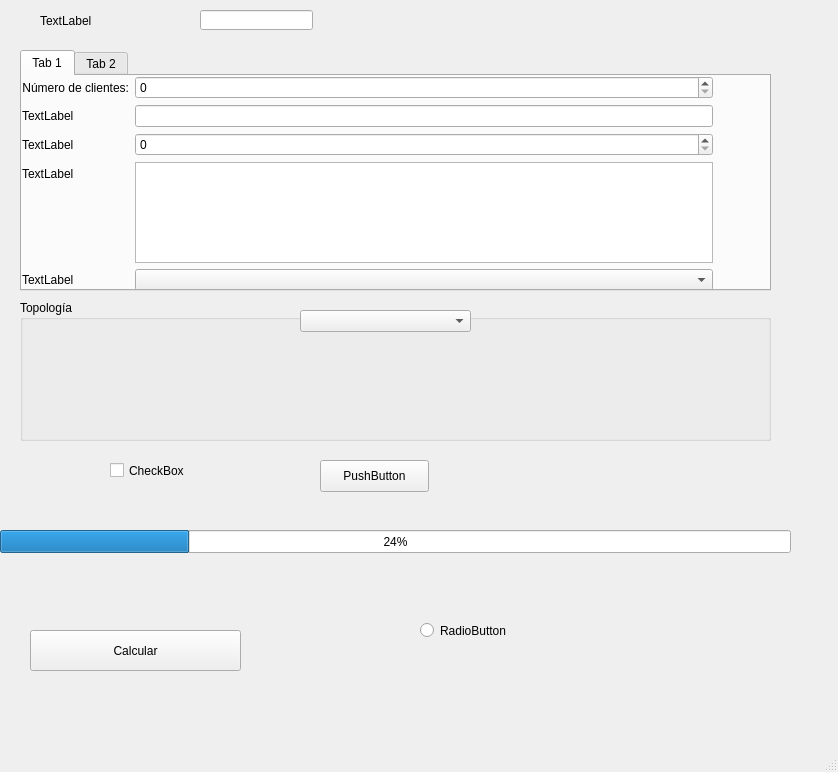
This is ventana_iu.ui in joseluistejero/voipNetworkQoS as Qt 5 draws it before an edit. The edited form follows.
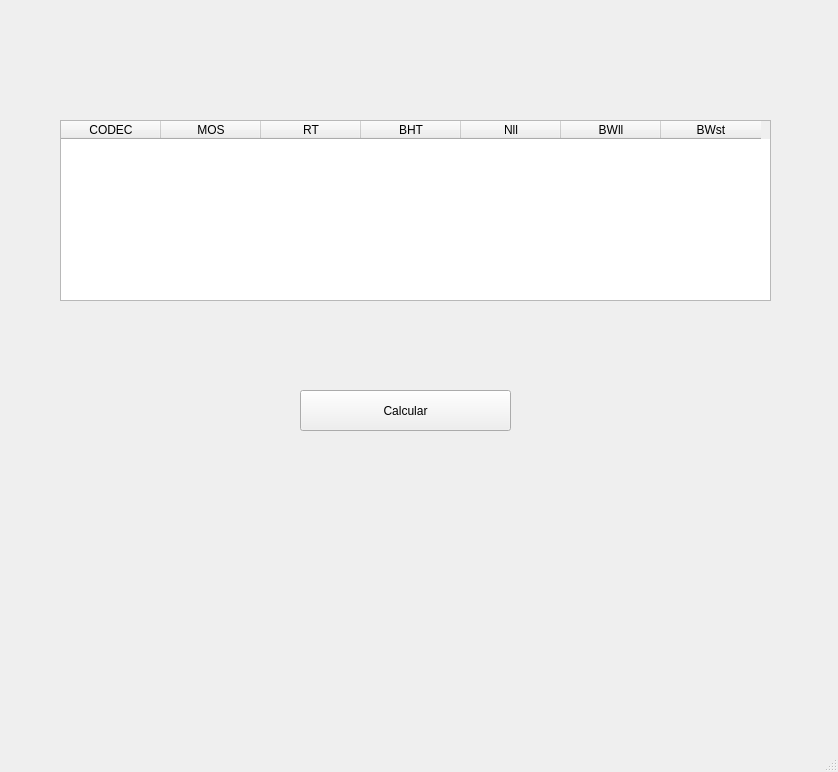
This is the edited form.

```diff
--- a/ventana_iu.ui
+++ b/ventana_iu.ui
@@ -14,182 +14,11 @@
    <string>MainWindow</string>
   </property>
   <widget class="QWidget" name="centralwidget">
-   <widget class="QProgressBar" name="progressBar">
-    <property name="enabled">
-     <bool>true</bool>
-    </property>
-    <property name="geometry">
-     <rect>
-      <x>0</x>
-      <y>530</y>
-      <width>791</width>
-      <height>23</height>
-     </rect>
-    </property>
-    <property name="value">
-     <number>24</number>
-    </property>
-   </widget>
-   <widget class="QGroupBox" name="gbTopologia">
-    <property name="enabled">
-     <bool>true</bool>
-    </property>
-    <property name="geometry">
-     <rect>
-      <x>20</x>
-      <y>300</y>
-      <width>751</width>
-      <height>141</height>
-     </rect>
-    </property>
-    <property name="title">
-     <string>Topología</string>
-    </property>
-    <widget class="QComboBox" name="iCodecs">
-     <property name="enabled">
-      <bool>true</bool>
-     </property>
-     <property name="geometry">
-      <rect>
-       <x>280</x>
-       <y>10</y>
-       <width>171</width>
-       <height>22</height>
-      </rect>
-     </property>
-    </widget>
-   </widget>
-   <widget class="QTabWidget" name="tabWidget">
-    <property name="enabled">
-     <bool>true</bool>
-    </property>
-    <property name="geometry">
-     <rect>
-      <x>20</x>
-      <y>50</y>
-      <width>751</width>
-      <height>241</height>
-     </rect>
-    </property>
-    <widget class="QWidget" name="tab">
-     <attribute name="title">
-      <string>Tab 1</string>
-     </attribute>
-     <widget class="QWidget" name="formLayoutWidget">
-      <property name="enabled">
-       <bool>true</bool>
-      </property>
-      <property name="geometry">
-       <rect>
-        <x>0</x>
-        <y>0</y>
-        <width>691</width>
-        <height>215</height>
-       </rect>
-      </property>
-      <layout class="QFormLayout" name="formLayout">
-       <item row="1" column="0">
-        <widget class="QLabel" name="lNC">
-         <property name="enabled">
-          <bool>true</bool>
-         </property>
-         <property name="text">
-          <string>Número de clientes:</string>
-         </property>
-         <property name="alignment">
-          <set>Qt::AlignRight|Qt::AlignTrailing|Qt::AlignVCenter</set>
-         </property>
-        </widget>
-       </item>
-       <item row="1" column="1">
-        <widget class="QSpinBox" name="iNC">
-         <property name="enabled">
-          <bool>true</bool>
-         </property>
-        </widget>
-       </item>
-       <item row="2" column="0">
-        <widget class="QLabel" name="label">
-         <property name="enabled">
-          <bool>true</bool>
-         </property>
-         <property name="text">
-          <string>TextLabel</string>
-         </property>
-        </widget>
-       </item>
-       <item row="2" column="1">
-        <widget class="QLineEdit" name="lineEdit">
-         <property name="enabled">
-          <bool>true</bool>
-         </property>
-        </widget>
-       </item>
-       <item row="3" column="0">
-        <widget class="QLabel" name="label_2">
-         <property name="enabled">
-          <bool>true</bool>
-         </property>
-         <property name="text">
-          <string>TextLabel</string>
-         </property>
-        </widget>
-       </item>
-       <item row="4" column="0">
-        <widget class="QLabel" name="label_3">
-         <property name="enabled">
-          <bool>true</bool>
-         </property>
-         <property name="text">
-          <string>TextLabel</string>
-         </property>
-        </widget>
-       </item>
-       <item row="5" column="0">
-        <widget class="QLabel" name="label_4">
-         <property name="enabled">
-          <bool>true</bool>
-         </property>
-         <property name="text">
-          <string>TextLabel</string>
-         </property>
-        </widget>
-       </item>
-       <item row="3" column="1">
-        <widget class="QSpinBox" name="spinBox">
-         <property name="enabled">
-          <bool>true</bool>
-         </property>
-        </widget>
-       </item>
-       <item row="4" column="1">
-        <widget class="QTextEdit" name="textEdit">
-         <property name="enabled">
-          <bool>true</bool>
-         </property>
-        </widget>
-       </item>
-       <item row="5" column="1">
-        <widget class="QComboBox" name="comboBox">
-         <property name="enabled">
-          <bool>true</bool>
-         </property>
-        </widget>
-       </item>
-      </layout>
-     </widget>
-    </widget>
-    <widget class="QWidget" name="tab_2">
-     <attribute name="title">
-      <string>Tab 2</string>
-     </attribute>
-    </widget>
-   </widget>
    <widget class="QPushButton" name="pbCalcular">
     <property name="geometry">
      <rect>
-      <x>30</x>
-      <y>630</y>
+      <x>300</x>
+      <y>390</y>
       <width>211</width>
       <height>41</height>
      </rect>
@@ -198,79 +27,80 @@
      <string>Calcular</string>
     </property>
    </widget>
-   <widget class="QRadioButton" name="radioButton">
+   <widget class="QTableWidget" name="tableWidget">
     <property name="geometry">
      <rect>
-      <x>420</x>
-      <y>620</y>
-      <width>111</width>
-      <height>21</height>
+      <x>60</x>
+      <y>120</y>
+      <width>711</width>
+      <height>181</height>
      </rect>
     </property>
-    <property name="text">
-     <string>RadioButton</string>
+    <property name="sizePolicy">
+     <sizepolicy hsizetype="Preferred" vsizetype="Preferred">
+      <horstretch>0</horstretch>
+      <verstretch>0</verstretch>
+     </sizepolicy>
     </property>
-   </widget>
-   <widget class="QCheckBox" name="checkBox">
-    <property name="enabled">
-     <bool>true</bool>
+    <property name="mouseTracking">
+     <bool>false</bool>
     </property>
-    <property name="geometry">
-     <rect>
-      <x>110</x>
-      <y>460</y>
-      <width>181</width>
-      <height>21</height>
-     </rect>
+    <property name="tabletTracking">
+     <bool>false</bool>
     </property>
-    <property name="text">
-     <string>CheckBox</string>
-    </property>
-   </widget>
-   <widget class="QLabel" name="lPruebas">
-    <property name="enabled">
+    <property name="autoFillBackground">
      <bool>true</bool>
     </property>
-    <property name="geometry">
-     <rect>
-      <x>40</x>
-      <y>10</y>
-      <width>101</width>
-      <height>21</height>
-     </rect>
+    <property name="rowCount">
+     <number>0</number>
     </property>
-    <property name="text">
-     <string>TextLabel</string>
-    </property>
-   </widget>
-   <widget class="QLineEdit" name="iPruebas">
-    <property name="enabled">
-     <bool>true</bool>
-    </property>
-    <property name="geometry">
-     <rect>
-      <x>200</x>
-      <y>10</y>
-      <width>113</width>
-      <height>20</height>
-     </rect>
-    </property>
-   </widget>
-   <widget class="QPushButton" name="pushButton">
-    <property name="enabled">
-     <bool>true</bool>
-    </property>
-    <property name="geometry">
-     <rect>
-      <x>320</x>
-      <y>460</y>
-      <width>109</width>
-      <height>32</height>
-     </rect>
-    </property>
-    <property name="text">
-     <string>PushButton</string>
-    </property>
+    <attribute name="horizontalHeaderCascadingSectionResizes">
+     <bool>false</bool>
+    </attribute>
+    <attribute name="horizontalHeaderDefaultSectionSize">
+     <number>100</number>
+    </attribute>
+    <attribute name="verticalHeaderMinimumSectionSize">
+     <number>11</number>
+    </attribute>
+    <attribute name="verticalHeaderDefaultSectionSize">
+     <number>30</number>
+    </attribute>
+    <column>
+     <property name="text">
+      <string>CODEC</string>
+     </property>
+    </column>
+    <column>
+     <property name="text">
+      <string>MOS</string>
+     </property>
+    </column>
+    <column>
+     <property name="text">
+      <string>RT</string>
+     </property>
+    </column>
+    <column>
+     <property name="text">
+      <string>BHT</string>
+     </property>
+    </column>
+    <column>
+     <property name="text">
+      <string>Nll</string>
+     </property>
+    </column>
+    <column>
+     <property name="text">
+      <string>BWll</string>
+     </property>
+    </column>
+    <column>
+     <property name="text">
+      <string>BWst</string>
+     </property>
+    </column>
    </widget>
   </widget>
   <widget class="QMenuBar" name="menubar">
```
Left out of the diff: 2 changed lines with no effect on the pictures.
